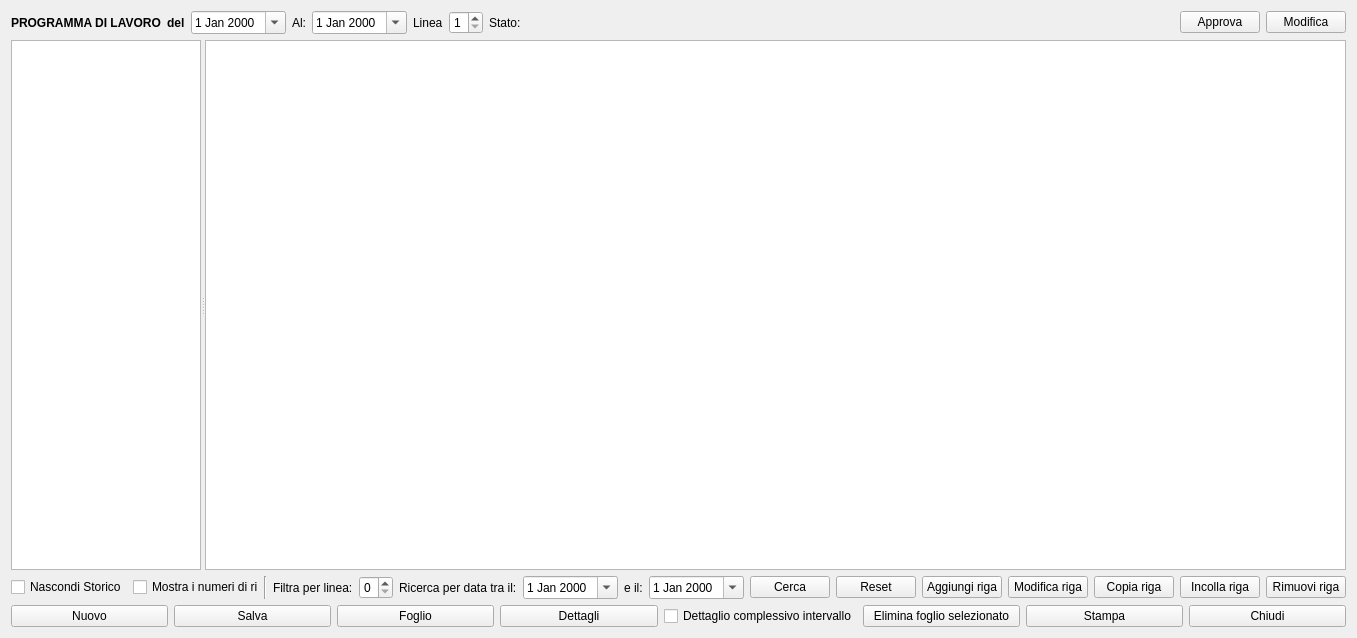
Qt form hworkprogram.ui (fblabs/hamlet-mod-sancon) before a commit.
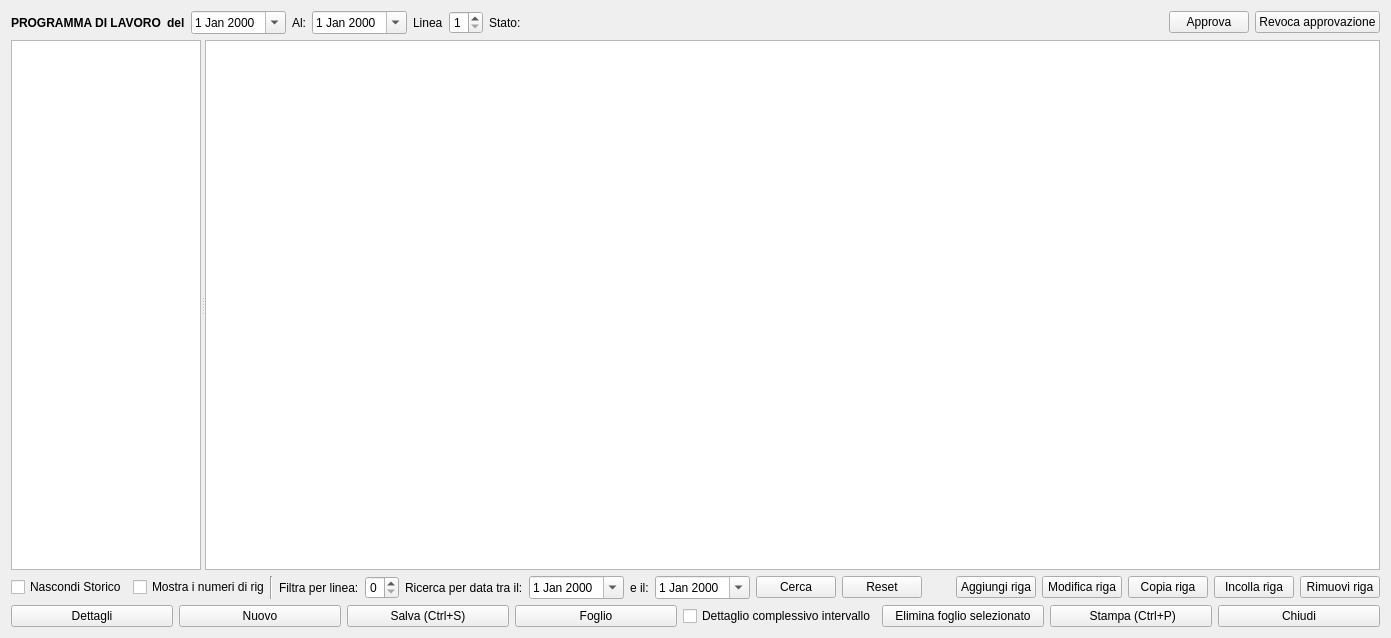
The same form after that commit. Icons and pictures are not drawn.

```diff
--- a/hworkprogram.ui
+++ b/hworkprogram.ui
@@ -9,7 +9,7 @@
    <rect>
     <x>0</x>
     <y>0</y>
-    <width>1211</width>
+    <width>1391</width>
     <height>638</height>
    </rect>
   </property>
@@ -138,7 +138,7 @@
      <item>
       <widget class="QPushButton" name="pbDisapprova">
        <property name="text">
-        <string>Modifica</string>
+        <string>Revoca approvazione</string>
        </property>
        <property name="icon">
         <iconset resource="icons.qrc">
@@ -429,6 +429,26 @@
    </item>
    <item>
     <layout class="QHBoxLayout" name="horizontalLayout">
+     <item>
+      <widget class="QPushButton" name="pbDetails">
+       <property name="text">
+        <string>Dettagli</string>
+       </property>
+       <property name="icon">
+        <iconset resource="icons.qrc">
+         <normaloff>:/Resources/Pie-chart64.png</normaloff>:/Resources/Pie-chart64.png</iconset>
+       </property>
+       <property name="iconSize">
+        <size>
+         <width>32</width>
+         <height>32</height>
+        </size>
+       </property>
+       <property name="checkable">
+        <bool>true</bool>
+       </property>
+      </widget>
+     </item>
      <item>
       <widget class="QPushButton" name="pbNewSheet">
        <property name="text">
@@ -449,7 +469,7 @@
      <item>
       <widget class="QPushButton" name="pbSave">
        <property name="text">
-        <string>Salva</string>
+        <string>Salva (Ctrl+S)</string>
        </property>
        <property name="icon">
         <iconset resource="icons.qrc">
@@ -480,26 +500,6 @@
        </property>
       </widget>
      </item>
-     <item>
-      <widget class="QPushButton" name="pbDetails">
-       <property name="text">
-        <string>Dettagli</string>
-       </property>
-       <property name="icon">
-        <iconset resource="icons.qrc">
-         <normaloff>:/Resources/Pie-chart64.png</normaloff>:/Resources/Pie-chart64.png</iconset>
-       </property>
-       <property name="iconSize">
-        <size>
-         <width>32</width>
-         <height>32</height>
-        </size>
-       </property>
-       <property name="checkable">
-        <bool>true</bool>
-       </property>
-      </widget>
-     </item>
      <item>
       <widget class="QCheckBox" name="cbAll">
        <property name="text">
@@ -530,7 +530,7 @@
         <bool>true</bool>
        </property>
        <property name="text">
-        <string>Stampa</string>
+        <string> Stampa (Ctrl+P)</string>
        </property>
        <property name="icon">
         <iconset resource="icons.qrc">
```
Left out of the diff: 6 changed lines with no effect on the pictures.
